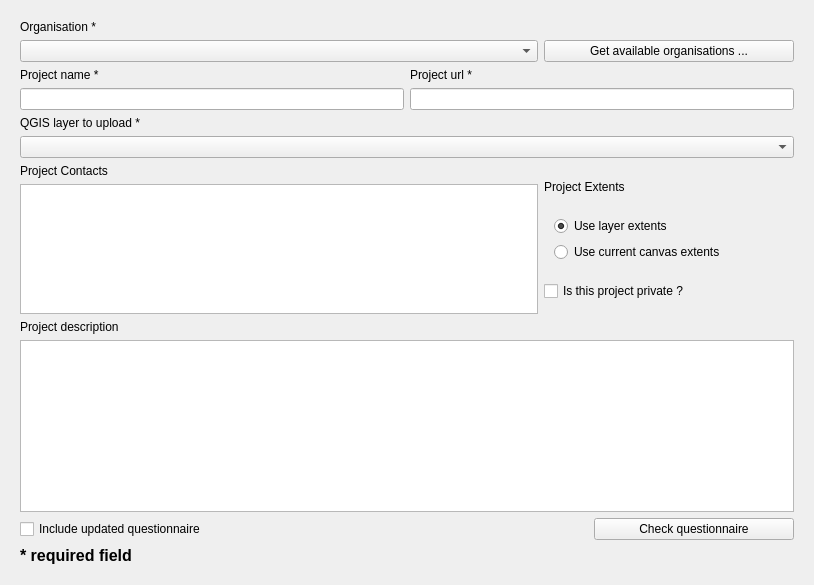
First picture: the form in cadasta/gui/ui/wizard/step_project_creation01.ui, repository Cadasta/cadasta-qgis-plugin, before the edit.
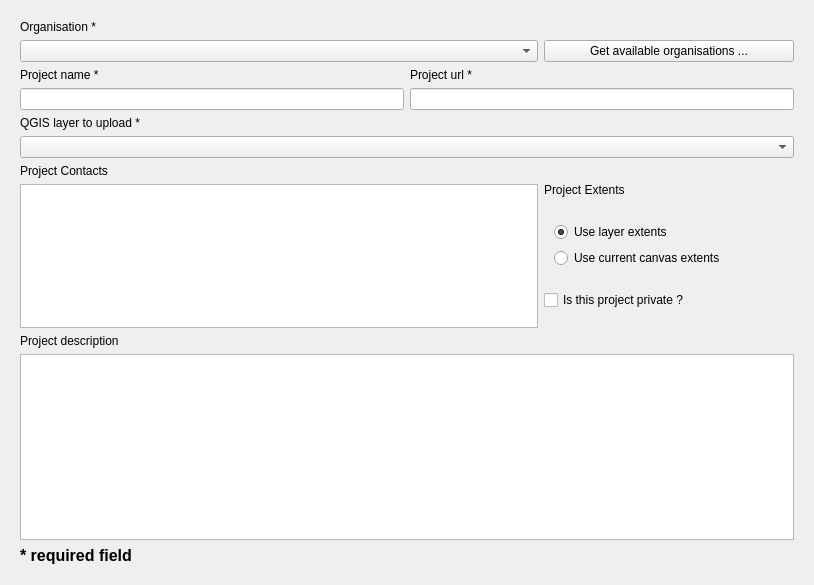
Second picture: the form after the edit. Custom widgets are drawn as their Qt base class.

The edit to the form file:
```diff
--- a/cadasta/gui/ui/wizard/step_project_creation01.ui
+++ b/cadasta/gui/ui/wizard/step_project_creation01.ui
@@ -253,36 +253,6 @@
        <item>
         <widget class="QTextEdit" name="project_description_text"/>
        </item>
-       <item>
-        <layout class="QHBoxLayout" name="horizontalLayout_7">
-         <item>
-          <widget class="QCheckBox" name="questionnaire_radio_button">
-           <property name="text">
-            <string>Include updated questionnaire</string>
-           </property>
-          </widget>
-         </item>
-         <item>
-          <widget class="QPushButton" name="questionnaire_button">
-           <property name="minimumSize">
-            <size>
-             <width>200</width>
-             <height>0</height>
-            </size>
-           </property>
-           <property name="maximumSize">
-            <size>
-             <width>200</width>
-             <height>16777215</height>
-            </size>
-           </property>
-           <property name="text">
-            <string>Check questionnaire</string>
-           </property>
-          </widget>
-         </item>
-        </layout>
-       </item>
        <item>
         <widget class="QLabel" name="label_9">
          <property name="font">
```
Left out of the diff: 2 changed lines with no effect on the pictures.
